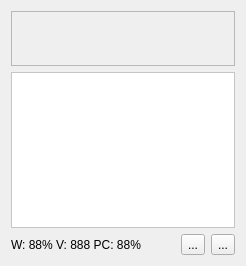
Above: krita/plugins/extensions/painterlyframework/kis_painterlymixer.ui from KDE/krita before the change. Below: the same form after it.
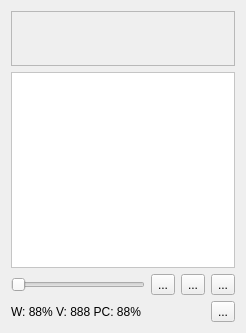
That is the form after the change. Custom widgets are drawn as their Qt base class.

Commit message: add mix, pick, pan and radius widgets to the mixer canvas

```diff
--- a/krita/plugins/extensions/painterlyframework/kis_painterlymixer.ui
+++ b/krita/plugins/extensions/painterlyframework/kis_painterlymixer.ui
@@ -1,19 +1,19 @@
 <ui version="4.0" >
  <class>KisPainterlyMixer</class>
- <widget class="QWidget" name="KisPainterlyMixer" >
-  <property name="geometry" >
+ <widget class="QWidget" name="KisPainterlyMixer">
+  <property name="geometry">
    <rect>
     <x>0</x>
     <y>0</y>
     <width>246</width>
-    <height>266</height>
+    <height>333</height>
    </rect>
   </property>
-  <layout class="QGridLayout" >
-   <item row="0" column="0" colspan="3" >
-    <widget class="QFrame" name="m_spotsFrame" >
-     <property name="sizePolicy" >
-      <sizepolicy vsizetype="Maximum" hsizetype="Preferred" >
+  <layout class="QGridLayout" name="gridLayout">
+   <item row="0" column="0">
+    <widget class="QFrame" name="m_spotsFrame">
+     <property name="sizePolicy">
+      <sizepolicy hsizetype="Preferred" vsizetype="Maximum">
        <horstretch>0</horstretch>
        <verstretch>1</verstretch>
       </sizepolicy>
@@ -32,10 +32,10 @@
      </property>
     </widget>
    </item>
-   <item row="1" column="0" colspan="3" >
-    <widget class="MixerCanvas" name="m_canvas" >
-     <property name="sizePolicy" >
-      <sizepolicy vsizetype="Preferred" hsizetype="Preferred" >
+   <item row="1" column="0">
+    <widget class="MixerCanvas" name="m_canvas">
+     <property name="sizePolicy">
+      <sizepolicy hsizetype="Preferred" vsizetype="Preferred">
        <horstretch>0</horstretch>
        <verstretch>1</verstretch>
       </sizepolicy>
@@ -304,32 +304,73 @@
      </property>
     </widget>
    </item>
-   <item row="2" column="0" >
-    <widget class="QLabel" name="m_information" >
-     <property name="sizePolicy" >
-      <sizepolicy vsizetype="Minimum" hsizetype="Preferred" >
-       <horstretch>0</horstretch>
-       <verstretch>0</verstretch>
-      </sizepolicy>
-     </property>
-     <property name="text" >
-      <string>W: 88% V: 888 PC: 88%</string>
-     </property>
-    </widget>
+   <item row="2" column="0">
+    <layout class="QHBoxLayout" name="horizontalLayout">
+     <item>
+      <widget class="QSlider" name="sliderRadius">
+       <property name="maximum">
+        <number>30</number>
+       </property>
+       <property name="orientation">
+        <enum>Qt::Horizontal</enum>
+       </property>
+      </widget>
+     </item>
+     <item>
+      <widget class="QToolButton" name="bnMix">
+       <property name="text">
+        <string>...</string>
+       </property>
+       <property name="autoExclusive">
+        <bool>true</bool>
+       </property>
+      </widget>
+     </item>
+     <item>
+      <widget class="QToolButton" name="bnPick">
+       <property name="text">
+        <string>...</string>
+       </property>
+       <property name="autoExclusive">
+        <bool>true</bool>
+       </property>
+      </widget>
+     </item>
+     <item>
+      <widget class="QToolButton" name="bnPan">
+       <property name="text">
+        <string>...</string>
+       </property>
+       <property name="autoExclusive">
+        <bool>true</bool>
+       </property>
+      </widget>
+     </item>
+    </layout>
    </item>
-   <item row="2" column="2" >
-    <widget class="QToolButton" name="m_bOptions" >
-     <property name="text" >
-      <string>...</string>
-     </property>
-    </widget>
-   </item>
-   <item row="2" column="1" >
-    <widget class="QToolButton" name="m_bErase" >
-     <property name="text" >
-      <string>...</string>
-     </property>
-    </widget>
+   <item row="3" column="0">
+    <layout class="QHBoxLayout" name="horizontalLayout_2">
+     <item>
+      <widget class="QLabel" name="m_information">
+       <property name="sizePolicy">
+        <sizepolicy hsizetype="Preferred" vsizetype="Minimum">
+         <horstretch>0</horstretch>
+         <verstretch>0</verstretch>
+        </sizepolicy>
+       </property>
+       <property name="text">
+        <string>W: 88% V: 888 PC: 88%</string>
+       </property>
+      </widget>
+     </item>
+     <item>
+      <widget class="QToolButton" name="m_bErase">
+       <property name="text">
+        <string>...</string>
+       </property>
+      </widget>
+     </item>
+    </layout>
    </item>
   </layout>
  </widget>
```
Left out of the diff: 179 changed lines with no effect on the pictures. The commit also changes 4 other files.
